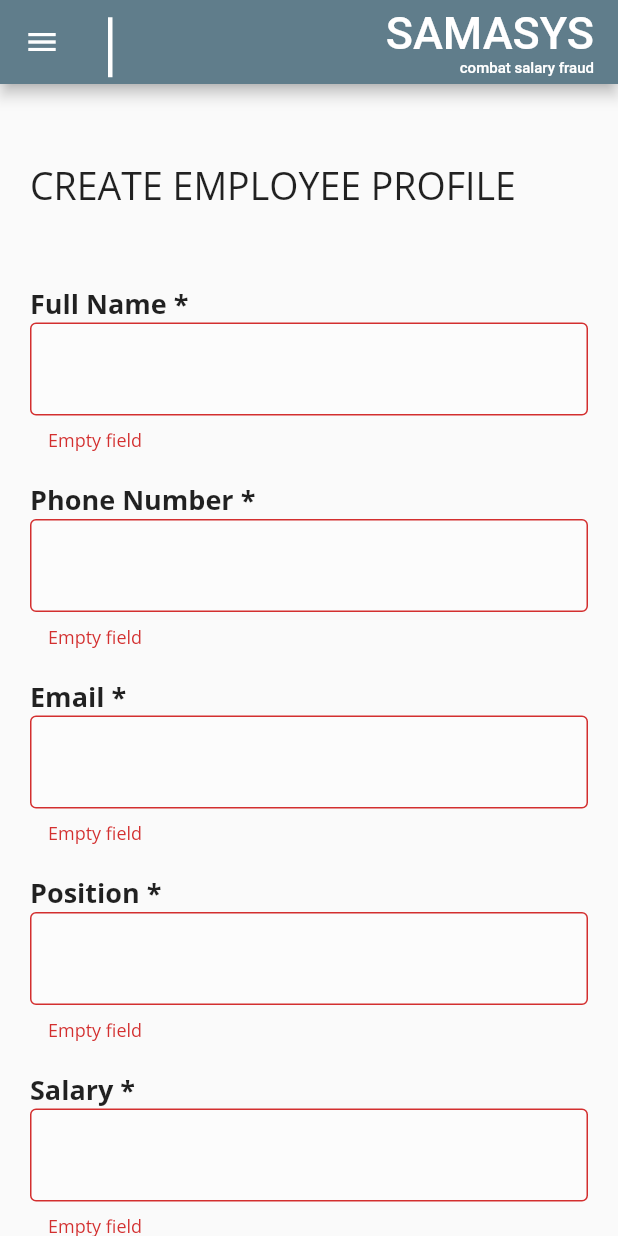
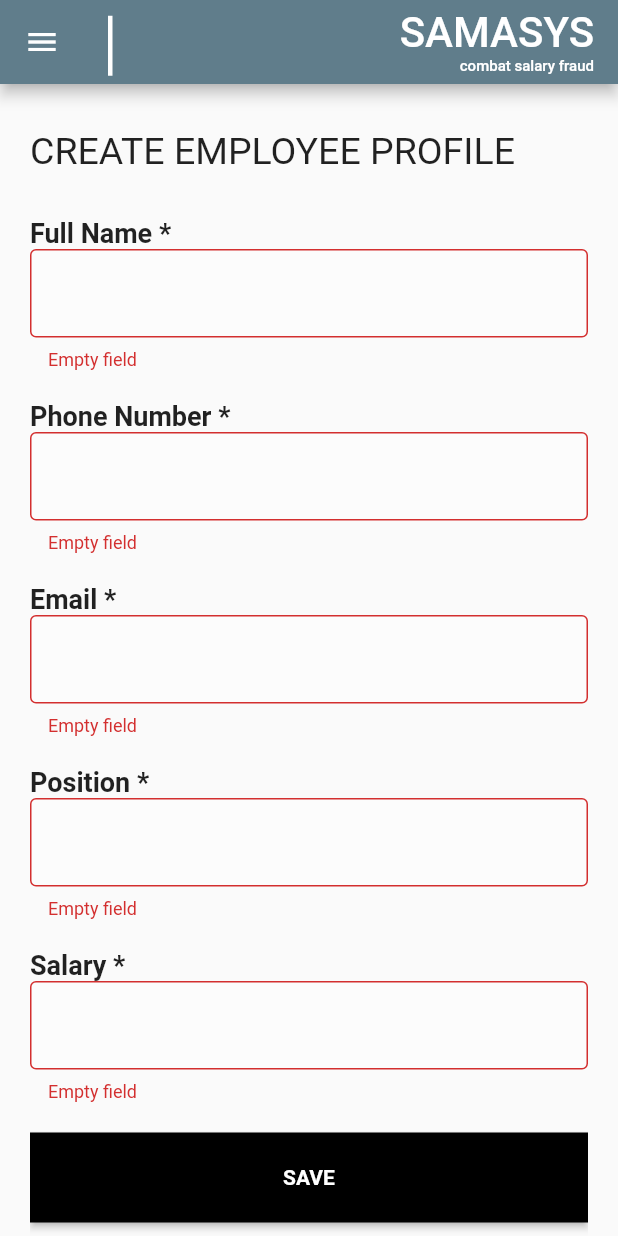
Before and after one commit to Makdan1/DukkaSamasys, a Flutter app: the screen it shows after launch, after a tap on "SAVE", on a phone screen of 412 x 824 dp. Run offline on Flutter 3.47's test engine with Material 2 defaults, Android fonts, the phone set to English and light mode, and no system bars; our stand-ins replace fluttertoast, get_it, google_fonts, shared_preferences, sqflite, stacked; missing offline and left inert: ars_progress_dialog; accounts and stored records are empty.

Commit message:
Delete employee done Employee full details done Loan record done

```diff
--- a/lib/core/services/database_service.dart
+++ b/lib/core/services/database_service.dart
@@ -93,9 +93,10 @@ class DatabaseHelper {
   }
 
   //Delete Operation: Delete an Employee object from database
-  Future<int> deleteEmployee(int employeeId) async {
+  Future<int> deleteEmployee(EmployeeData employeeData) async {
+    print(employeeData.phoneNumber);
     int result =
-        await db.rawDelete('DELETE FROM $employeeTable WHERE $id  = $employeeId');
+    await db.delete(employeeTable, where: '$phoneNumber = ?', whereArgs: [employeeData.phoneNumber]);
     return result;
   }
 }
--- a/lib/main.dart
+++ b/lib/main.dart
@@ -31,11 +31,11 @@ class MyApp extends StatelessWidget {
           //DialogManager(child: child);
         }),
       ),
-      theme: ThemeData(
-        textTheme: GoogleFonts.openSansTextTheme(
-          Theme.of(context).textTheme,
-        ),
-      ),
+      // theme: ThemeData(
+      //   textTheme: GoogleFonts.openSansTextTheme(
+      //     Theme.of(context).textTheme,
+      //   ),
+      //),
       navigatorKey: locator<NavigationService>().navigationKey,
       home: CreateEmployee(),
       onGenerateRoute: generateRoute,
--- a/lib/ui/screens/create_employee/create_employee_view.dart
+++ b/lib/ui/screens/create_employee/create_employee_view.dart
@@ -1,7 +1,6 @@
 import 'package:dukka_samasys/ui/screens/create_employee/create_employee_view_model.dart';
 import 'package:dukka_samasys/ui/screens/side_bar.dart';
 import 'package:dukka_samasys/ui/widget/generalButton.dart';
-import 'package:dukka_samasys/utils/colors.dart';
 import 'package:dukka_samasys/utils/screensize.dart';
 import 'package:dukka_samasys/utils/validators.dart';
 import 'package:flutter/cupertino.dart';
@@ -38,7 +37,7 @@ class MoviesState extends State<CreateEmployee> {
                     mainAxisAlignment: MainAxisAlignment.end,
                     crossAxisAlignment: CrossAxisAlignment.end,
                     children: [
-                      Text('SAMASYS',style: TextStyle(fontSize:30)),
+                      Text('SAMASYS',style: TextStyle(fontSize:28)),
                       Text('combat salary fraud',style: TextStyle(fontSize: 10),),
                     ],
                   )
@@ -51,11 +50,11 @@ class MoviesState extends State<CreateEmployee> {
                     padding: EdgeInsets.only(left: 20, right: 20),
                     child: ListView(children: <Widget>[
                       SizedBox(
-                        height: 50,
+                        height: 30,
                       ),
                       Text('CREATE EMPLOYEE PROFILE', style: TextStyle(fontSize: 25),),
                       SizedBox(
-                        height: 50,
+                        height: 30,
                       ),
                       Column(
                         crossAxisAlignment: CrossAxisAlignment.start,
@@ -100,7 +99,7 @@ class MoviesState extends State<CreateEmployee> {
                           Container(
                             width: Responsive.width(context),
                             child: TextFormField(
-                              validator: Validators().isEmpty,
+                              validator: Validators().isNumeric,
                               controller: model.phoneController,
                               decoration: InputDecoration(
                                 hintText: "",
@@ -132,7 +131,7 @@ class MoviesState extends State<CreateEmployee> {
                           Container(
                             width: Responsive.width(context),
                             child: TextFormField(
-                              validator: Validators().isEmpty,
+                              validator: Validators().isEmail,
                               controller: model.emailController,
                               decoration: InputDecoration(
                                 hintText: "",
@@ -196,7 +195,7 @@ class MoviesState extends State<CreateEmployee> {
                           Container(
                             width: Responsive.width(context),
                             child: TextFormField(
-                              validator: Validators().isEmpty,
+                              validator: Validators().isNumericSalary,
                               controller: model.salaryController,
                               decoration: InputDecoration(
                                 hintText: "",
@@ -224,7 +223,8 @@ class MoviesState extends State<CreateEmployee> {
                             model.saveEmployee();
                           }
                         },
-                      )
+                      ),
+                      SizedBox(height: 30,)
                     ]),
                   )),
             drawer: CollapsingNavigationDrawer(),
--- a/lib/ui/screens/create_employee/create_employee_view_model.dart
+++ b/lib/ui/screens/create_employee/create_employee_view_model.dart
@@ -5,6 +5,7 @@ import 'package:dukka_samasys/utils/baseModel.dart';
 import 'package:dukka_samasys/utils/helpers.dart';
 import 'package:dukka_samasys/utils/locator.dart';
 import 'package:dukka_samasys/utils/router/navigationService.dart';
+import 'package:dukka_samasys/utils/router/routeNames.dart';
 import 'package:flutter/material.dart';
 import 'package:fluttertoast/fluttertoast.dart';
 
@@ -40,6 +41,7 @@ class CreateEmployeeViewModel extends BaseModel {
       //Success
       showToast("Employee saved successfully");
       clear();
+      _navigationService.navigateTo(EmployeesRoute);
     } else {
       setBusy(false);
       // Failure
--- a/lib/utils/validators.dart
+++ b/lib/utils/validators.dart
@@ -6,4 +6,41 @@ class Validators {
     return null;
   }
 
+
+  String isNumeric(val) {
+    if (val.isEmpty) {
+      return 'Empty field';
+    } else {
+      bool valid(val) => double.tryParse(val) != null;
+      if (!valid(val)) {
+        return 'Phone number is not valid';
+      }
+      return null;
+    }
+  }
+
+  String isNumericSalary(val) {
+    if (val.isEmpty) {
+      return 'Empty field';
+    } else {
+      bool valid(val) => double.tryParse(val) != null;
+      if (!valid(val)) {
+        return 'Salary is not valid';
+      }
+      return null;
+    }
+  }
+
+  String isEmail(value) {
+    if (value.isEmpty) {
+      return 'Empty field';
+    } else {
+      if (!RegExp(
+          r"^([a-zA-Z0-9_\-\.]+)@((\[[0-9]{1,3}\.[0-9]{1,3}\.[0-9]{1,3}\.)|(([a-zA-Z0-9\-]+\.)+))([a-zA-Z]{2,4}|[0-9]{1,3})(\]?)$")
+          .hasMatch(value)) {
+        return 'Email is invalid';
+      }
+      return null;
+    }
+  }
 }
```
Also changed, not shown: lib/core/model/loan_record_model.dart (added, +37 -0 lines), lib/ui/screens/employees/emloyee_view_model.dart (+45 -6 lines), lib/ui/screens/employees/employee_detail.dart (added, +189 -0 lines), lib/ui/screens/employees/list_employee.dart (+56 -44 lines).
